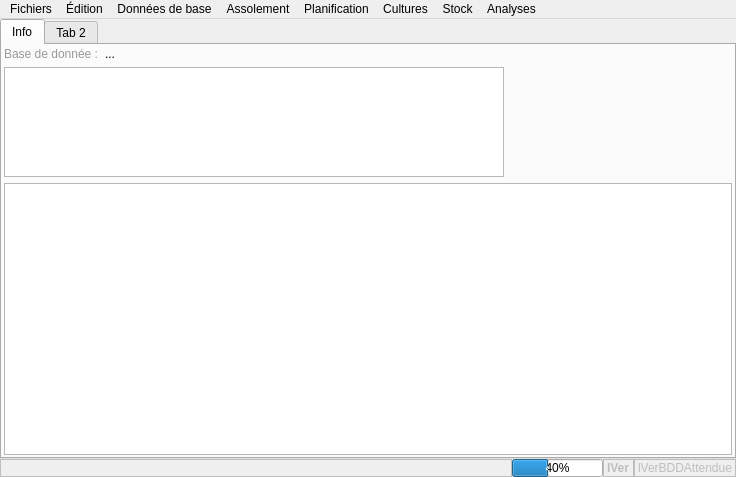
Old version of the form mainwindow.ui in the repository marcpley/potaleger.
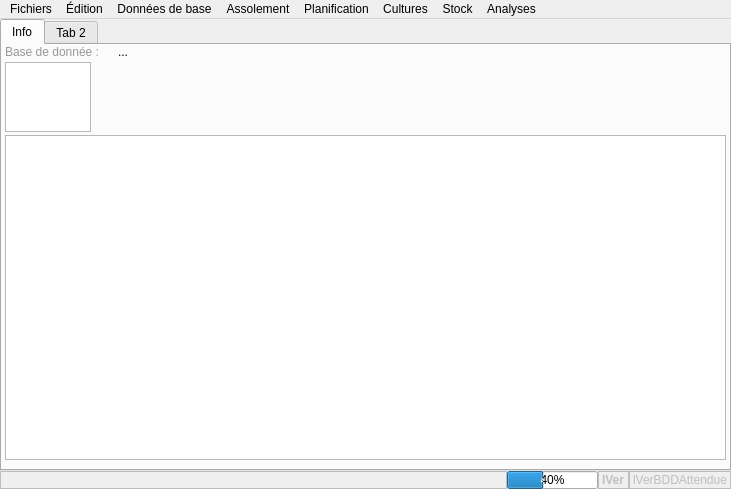
New version of the form. The open tabs and pages were chosen to show the change. Icons and pictures are not drawn.

Diff of the .ui file:
```diff
--- a/mainwindow.ui
+++ b/mainwindow.ui
@@ -6,8 +6,8 @@
    <rect>
     <x>0</x>
     <y>0</y>
-    <width>736</width>
-    <height>477</height>
+    <width>731</width>
+    <height>489</height>
    </rect>
   </property>
   <property name="windowTitle">
@@ -40,7 +40,7 @@
        <bool>true</bool>
       </property>
       <property name="sizePolicy">
-       <sizepolicy hsizetype="Preferred" vsizetype="Expanding">
+       <sizepolicy hsizetype="Expanding" vsizetype="Expanding">
         <horstretch>0</horstretch>
         <verstretch>0</verstretch>
        </sizepolicy>
@@ -66,26 +66,44 @@
        <bool>true</bool>
       </property>
       <widget class="QWidget" name="Info">
+       <property name="sizePolicy">
+        <sizepolicy hsizetype="Expanding" vsizetype="Expanding">
+         <horstretch>0</horstretch>
+         <verstretch>0</verstretch>
+        </sizepolicy>
+       </property>
        <attribute name="title">
         <string>Info</string>
        </attribute>
+       <widget class="QWidget" name="layoutWidget">
+        <property name="geometry">
+         <rect>
+          <x>3</x>
+          <y>0</y>
+          <width>721</width>
+          <height>415</height>
+         </rect>
+        </property>
        <layout class="QVBoxLayout" name="verticalLayout">
-        <property name="leftMargin">
-         <number>2</number>
-        </property>
-        <property name="topMargin">
-         <number>2</number>
-        </property>
-        <property name="rightMargin">
-         <number>2</number>
-        </property>
-        <property name="bottomMargin">
-         <number>2</number>
-        </property>
+         <property name="spacing">
+          <number>3</number>
+         </property>
         <item>
-         <layout class="QFormLayout" name="formLayout">
-          <item row="0" column="0">
+          <layout class="QHBoxLayout" name="horizontalLayout_3">
+           <item>
            <widget class="QLabel" name="label">
+             <property name="sizePolicy">
+              <sizepolicy hsizetype="Minimum" vsizetype="Preferred">
+               <horstretch>0</horstretch>
+               <verstretch>0</verstretch>
+              </sizepolicy>
+             </property>
+             <property name="maximumSize">
+              <size>
+               <width>110</width>
+               <height>16777215</height>
+              </size>
+             </property>
             <property name="palette">
              <palette>
               <active>
@@ -116,48 +134,40 @@
             <property name="text">
              <string>Base de donnée :</string>
             </property>
-           </widget>
-          </item>
-          <item row="0" column="1">
+             <property name="margin">
+              <number>3</number>
+             </property>
+            </widget>
+           </item>
+           <item>
            <widget class="QLabel" name="lDB">
             <property name="text">
              <string>...</string>
             </property>
            </widget>
           </item>
-          <item row="1" column="0" colspan="2">
-           <widget class="QTextBrowser" name="tbInfoDB">
+          </layout>
+         </item>
+         <item>
+          <widget class="QGraphicsView" name="graphicsView">
             <property name="sizePolicy">
-             <sizepolicy hsizetype="Expanding" vsizetype="Minimum">
+            <sizepolicy hsizetype="Fixed" vsizetype="Fixed">
               <horstretch>0</horstretch>
               <verstretch>0</verstretch>
              </sizepolicy>
             </property>
-            <property name="maximumSize">
-             <size>
-              <width>500</width>
-              <height>110</height>
-             </size>
-            </property>
-            <property name="font">
-             <font>
-              <italic>true</italic>
-              <bold>false</bold>
-             </font>
-            </property>
-            <property name="html">
-             <string>&lt;!DOCTYPE HTML PUBLIC &quot;-//W3C//DTD HTML 4.0//EN&quot; &quot;http://www.w3.org/TR/REC-html40/strict.dtd&quot;&gt;
-&lt;html&gt;&lt;head&gt;&lt;meta name=&quot;qrichtext&quot; content=&quot;1&quot; /&gt;&lt;meta charset=&quot;utf-8&quot; /&gt;&lt;style type=&quot;text/css&quot;&gt;
-p, li { white-space: pre-wrap; }
-hr { height: 1px; border-width: 0; }
-li.unchecked::marker { content: &quot;\2610&quot;; }
-li.checked::marker { content: &quot;\2612&quot;; }
-&lt;/style&gt;&lt;/head&gt;&lt;body style=&quot; font-family:'Ubuntu'; font-size:10pt; font-weight:400; font-style:italic;&quot;&gt;
-&lt;p style=&quot;-qt-paragraph-type:empty; margin-top:0px; margin-bottom:0px; margin-left:0px; margin-right:0px; -qt-block-indent:0; text-indent:0px;&quot;&gt;&lt;br /&gt;&lt;/p&gt;&lt;/body&gt;&lt;/html&gt;</string>
+           <property name="verticalScrollBarPolicy">
+            <enum>Qt::ScrollBarPolicy::ScrollBarAlwaysOff</enum>
+           </property>
+           <property name="horizontalScrollBarPolicy">
+            <enum>Qt::ScrollBarPolicy::ScrollBarAlwaysOff</enum>
+           </property>
+           <property name="sizeAdjustPolicy">
+            <enum>QAbstractScrollArea::SizeAdjustPolicy::AdjustToContents</enum>
             </property>
            </widget>
           </item>
-          <item row="2" column="0" colspan="2">
+         <item>
            <widget class="QTextEdit" name="pteNotes">
             <property name="sizePolicy">
              <sizepolicy hsizetype="Expanding" vsizetype="Expanding">
@@ -171,8 +181,7 @@
            </widget>
           </item>
          </layout>
-        </item>
-       </layout>
+       </widget>
       </widget>
       <widget class="QWidget" name="wData">
        <property name="enabled">
@@ -394,7 +403,7 @@
     <rect>
      <x>0</x>
      <y>0</y>
-     <width>736</width>
+     <width>731</width>
      <height>20</height>
     </rect>
    </property>
```
Left out of the diff: 2 changed lines with no effect on the pictures. Lines whose indentation alone changed are shown as unchanged.
